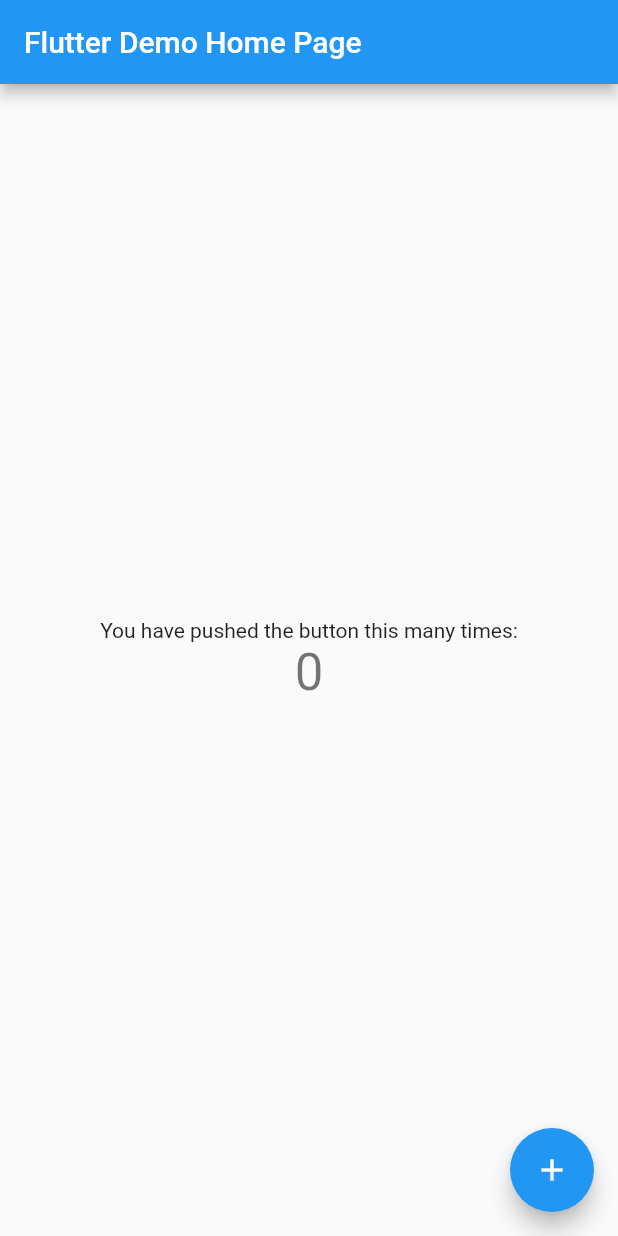
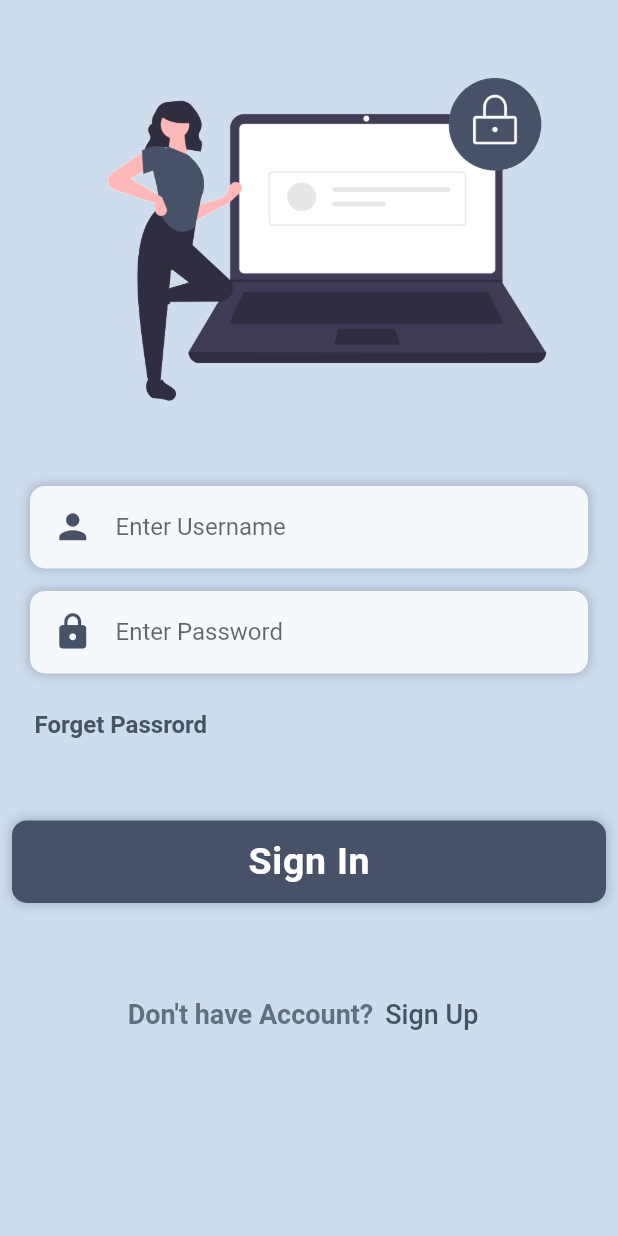
Before and after one commit to KHALMATOV-FARRUKH/nike_shoe_app_ui, a Flutter app: the screen it shows after launch, on a phone screen of 412 x 824 dp. Run offline on Flutter 3.47's test engine with Material 2 defaults, Android fonts, the phone set to English and light mode, and no system bars; our stand-ins replace badges.

```diff
--- a/lib/main.dart
+++ b/lib/main.dart
@@ -1,4 +1,7 @@
 import 'package:flutter/material.dart';
+import 'package:nike_shoe_app_ui/pages/home_page.dart';
+import 'package:nike_shoe_app_ui/pages/item_page.dart';
+import 'package:nike_shoe_app_ui/pages/login_page.dart';
 
 void main() {
   runApp(const MyApp());
@@ -7,109 +10,19 @@ void main() {
 class MyApp extends StatelessWidget {
   const MyApp({Key? key}) : super(key: key);
 
-  // This widget is the root of your application.
   @override
   Widget build(BuildContext context) {
     return MaterialApp(
-      title: 'Flutter Demo',
+      debugShowCheckedModeBanner: false,
       theme: ThemeData(
-        // This is the theme of your application.
-        //
-        // Try running your application with "flutter run". You'll see the
-        // application has a blue toolbar. Then, without quitting the app, try
-        // changing the primarySwatch below to Colors.green and then invoke
-        // "hot reload" (press "r" in the console where you ran "flutter run",
-        // or simply save your changes to "hot reload" in a Flutter IDE).
-        // Notice that the counter didn't reset back to zero; the application
-        // is not restarted.
-        primarySwatch: Colors.blue,
+        scaffoldBackgroundColor: Color(0xFFCEDDEE),
+
       ),
-      home: const MyHomePage(title: 'Flutter Demo Home Page'),
+      routes: {
+        "/" : (context) => LoginPage(),
+        "homePage" : (context) => HomePage(),
+        "itemPage" : (context) => ItemPage(),
+      },
     );
   }
 }
-
-class MyHomePage extends StatefulWidget {
-  const MyHomePage({Key? key, required this.title}) : super(key: key);
-
-  // This widget is the home page of your application. It is stateful, meaning
-  // that it has a State object (defined below) that contains fields that affect
-  // how it looks.
-
-  // This class is the configuration for the state. It holds the values (in this
-  // case the title) provided by the parent (in this case the App widget) and
-  // used by the build method of the State. Fields in a Widget subclass are
-  // always marked "final".
-
-  final String title;
-
-  @override
-  State<MyHomePage> createState() => _MyHomePageState();
-}
-
-class _MyHomePageState extends State<MyHomePage> {
-  int _counter = 0;
-
-  void _incrementCounter() {
-    setState(() {
-      // This call to setState tells the Flutter framework that something has
-      // changed in this State, which causes it to rerun the build method below
-      // so that the display can reflect the updated values. If we changed
-      // _counter without calling setState(), then the build method would not be
-      // called again, and so nothing would appear to happen.
-      _counter++;
-    });
-  }
-
-  @override
-  Widget build(BuildContext context) {
-    // This method is rerun every time setState is called, for instance as done
-    // by the _incrementCounter method above.
-    //
-    // The Flutter framework has been optimized to make rerunning build methods
-    // fast, so that you can just rebuild anything that needs updating rather
-    // than having to individually change instances of widgets.
-    return Scaffold(
-      appBar: AppBar(
-        // Here we take the value from the MyHomePage object that was created by
-        // the App.build method, and use it to set our appbar title.
-        title: Text(widget.title),
-      ),
-      body: Center(
-        // Center is a layout widget. It takes a single child and positions it
-        // in the middle of the parent.
-        child: Column(
-          // Column is also a layout widget. It takes a list of children and
-          // arranges them vertically. By default, it sizes itself to fit its
-          // children horizontally, and tries to be as tall as its parent.
-          //
-          // Invoke "debug painting" (press "p" in the console, choose the
-          // "Toggle Debug Paint" action from the Flutter Inspector in Android
-          // Studio, or the "Toggle Debug Paint" command in Visual Studio Code)
-          // to see the wireframe for each widget.
-          //
-          // Column has various properties to control how it sizes itself and
-          // how it positions its children. Here we use mainAxisAlignment to
-          // center the children vertically; the main axis here is the vertical
-          // axis because Columns are vertical (the cross axis would be
-          // horizontal).
-          mainAxisAlignment: MainAxisAlignment.center,
-          children: <Widget>[
-            const Text(
-              'You have pushed the button this many times:',
-            ),
-            Text(
-              '$_counter',
-              style: Theme.of(context).textTheme.headline4,
-            ),
-          ],
-        ),
-      ),
-      floatingActionButton: FloatingActionButton(
-        onPressed: _incrementCounter,
-        tooltip: 'Increment',
-        child: const Icon(Icons.add),
-      ), // This trailing comma makes auto-formatting nicer for build methods.
-    );
-  }
-}
--- /dev/null
+++ b/lib/pages/login_page.dart
@@ -0,0 +1,166 @@
+import 'package:flutter/cupertino.dart';
+import 'package:flutter/material.dart';
+
+class LoginPage extends StatelessWidget {
+  const LoginPage({Key? key}) : super(key: key);
+
+  @override
+  Widget build(BuildContext context) {
+    return Scaffold(
+      body: SingleChildScrollView(
+        child: SafeArea(
+          child: Column(
+            children: [
+              Padding(
+                padding: EdgeInsets.symmetric(vertical: 20),
+                child: Image.asset("assets/images/login.png"),
+              ),
+              Container(
+                margin: EdgeInsets.symmetric(horizontal: 20),
+                padding: EdgeInsets.symmetric(horizontal: 15),
+                height: 55,
+                decoration: BoxDecoration(
+                  color: Color(0xFFF5F9FD),
+                  borderRadius: BorderRadius.circular(10),
+                  boxShadow: [
+                    BoxShadow(
+                      color: Color(0xFF475269).withOpacity(0.3),
+                      blurRadius: 5,
+                      spreadRadius: 1,
+                    ),
+                  ],
+                ),
+                child: Row(
+                  children: [
+                    Icon(
+                      Icons.person,
+                      size: 27,
+                      color: Color(0xFF475269),
+                    ),
+                    SizedBox(width: 15),
+                    Container(
+                      width: 250,
+                      child: TextFormField(
+                        decoration: InputDecoration(
+                            border: InputBorder.none,
+                            hintText: "Enter Username"),
+                      ),
+                    ),
+                  ],
+                ),
+              ),
+              SizedBox(height: 15),
+              Container(
+                margin: EdgeInsets.symmetric(horizontal: 20),
+                padding: EdgeInsets.symmetric(horizontal: 15),
+                height: 55,
+                decoration: BoxDecoration(
+                  color: Color(0xFFF5F9FD),
+                  borderRadius: BorderRadius.circular(10),
+                  boxShadow: [
+                    BoxShadow(
+                      color: Color(0xFF475269).withOpacity(0.3),
+                      blurRadius: 5,
+                      spreadRadius: 1,
+                    ),
+                  ],
+                ),
+                child: Row(
+                  children: [
+                    Icon(
+                      Icons.lock,
+                      size: 27,
+                      color: Color(0xFF475269),
+                    ),
+                    SizedBox(width: 15),
+                    Container(
+                      width: 250,
+                      child: TextFormField(
+                        decoration: InputDecoration(
+                            border: InputBorder.none,
+                            hintText: "Enter Password"),
+                      ),
+                    ),
+                  ],
+                ),
+              ),
+              SizedBox(height: 10),
+              Container(
+                margin: EdgeInsets.only(left: 15),
+                alignment: Alignment.centerLeft,
+                child: TextButton(
+                  onPressed: () {},
+                  child: Text(
+                    "Forget Passrord",
+                    style: TextStyle(
+                      color: Color(0xFF475269),
+                      fontSize: 16,
+                      fontWeight: FontWeight.bold,
+                    ),
+                  ),
+                ),
+              ),
+              SizedBox(height: 40),
+              InkWell(
+                onTap: () {
+                  Navigator.pushNamed(context, "homePage");
+                },
+                child: Container(
+                  alignment: Alignment.center,
+                  margin: EdgeInsets.symmetric(horizontal: 8.0),
+                  padding: EdgeInsets.symmetric(horizontal: 15),
+                  height: 55,
+                  width: double.infinity,
+                  decoration: BoxDecoration(
+                      color: Color(0xFF475269),
+                      borderRadius: BorderRadius.circular(10),
+                      boxShadow: [
+                        BoxShadow(
+                          color: Color(0xFF475269).withOpacity(0.3),
+                          blurRadius: 5,
+                          spreadRadius: 1,
+                        ),
+                      ]),
+                  child: Text(
+                    "Sign In",
+                    style: TextStyle(
+                      fontSize: 25,
+                      fontWeight: FontWeight.bold,
+                      color: Colors.white,
+                      letterSpacing: 0.5,
+                    ),
+                  ),
+                ),
+              ),
+              SizedBox(height: 50),
+              Row(
+                mainAxisAlignment: MainAxisAlignment.center,
+                children: [
+                  Text(
+                    "Don't have Account?",
+                    style: TextStyle(
+                      color: Color(0xFF475269).withOpacity(0.8),
+                      fontSize: 18,
+                      fontWeight: FontWeight.bold,
+                    ),
+                  ),
+                  TextButton(
+                    onPressed: () {},
+                    child: Text(
+                      "Sign Up",
+                      style: TextStyle(
+                        color: Color(0xFF475269),
+                        fontSize: 18,
+                        fontWeight: FontWeight.w500,
+                      ),
+                    ),
+                  ),
+                ],
+              ),
+            ],
+          ),
+        ),
+      ),
+    );
+  }
+}
```
Also changed, not shown: lib/pages/home_page.dart (added, +124 -0 lines), lib/pages/item_page.dart (added, +10 -0 lines), lib/widgets/all_items_widget.dart (added, +103 -0 lines), lib/widgets/row_items_widget.dart (added, +107 -0 lines), pubspec.yaml (+4 -3 lines), assets/images/1.png (added), assets/images/2.png (added), assets/images/3.png (added), assets/images/4.png (added), assets/images/login.png (added), pubspec.lock, 1 other file.
